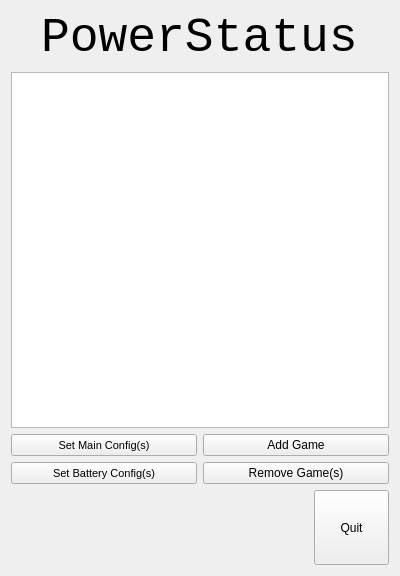
Old version of the form cfg-switcher/cfgswitcher.ui in the repository cspang1/cfg-switcher.
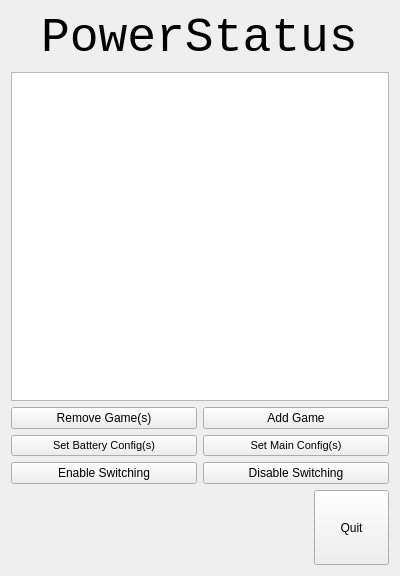
New version of the form. Icons and pictures are not drawn.

Commit message: Implemented switching enable/disable functionality

What changed in the file:
```diff
--- a/cfg-switcher/cfgswitcher.ui
+++ b/cfg-switcher/cfgswitcher.ui
@@ -40,79 +40,9 @@
       <widget class="QTableView" name="gamesTableView"/>
      </item>
      <item>
-      <layout class="QHBoxLayout" name="horizontalLayout_5">
+      <layout class="QVBoxLayout" name="verticalLayout_2">
        <item>
-        <layout class="QVBoxLayout" name="verticalLayout_6">
-         <item>
-          <widget class="QPushButton" name="setMainCfgBtn">
-           <property name="sizePolicy">
-            <sizepolicy hsizetype="Minimum" vsizetype="Minimum">
-             <horstretch>0</horstretch>
-             <verstretch>0</verstretch>
-            </sizepolicy>
-           </property>
-           <property name="font">
-            <font>
-             <pointsize>8</pointsize>
-             <weight>50</weight>
-             <bold>false</bold>
-             <kerning>true</kerning>
-            </font>
-           </property>
-           <property name="text">
-            <string>Set Main Config(s)</string>
-           </property>
-           <property name="icon">
-            <iconset resource="resources.qrc">
-             <normaloff>:/icons/resources/ui/icons/main.png</normaloff>:/icons/resources/ui/icons/main.png</iconset>
-           </property>
-          </widget>
-         </item>
-         <item>
-          <widget class="QPushButton" name="setBattCfgBtn">
-           <property name="sizePolicy">
-            <sizepolicy hsizetype="Minimum" vsizetype="Minimum">
-             <horstretch>0</horstretch>
-             <verstretch>0</verstretch>
-            </sizepolicy>
-           </property>
-           <property name="font">
-            <font>
-             <pointsize>8</pointsize>
-             <weight>50</weight>
-             <bold>false</bold>
-            </font>
-           </property>
-           <property name="text">
-            <string>Set Battery Config(s)</string>
-           </property>
-           <property name="icon">
-            <iconset resource="resources.qrc">
-             <normaloff>:/icons/resources/ui/icons/battery.png</normaloff>:/icons/resources/ui/icons/battery.png</iconset>
-           </property>
-          </widget>
-         </item>
-        </layout>
-       </item>
-       <item>
-        <layout class="QVBoxLayout" name="verticalLayout_4">
-         <item>
-          <widget class="QPushButton" name="addGameBtn">
-           <property name="sizePolicy">
-            <sizepolicy hsizetype="Minimum" vsizetype="Minimum">
-             <horstretch>0</horstretch>
-             <verstretch>0</verstretch>
-            </sizepolicy>
-           </property>
-           <property name="text">
-            <string>Add Game</string>
-           </property>
-           <property name="icon">
-            <iconset resource="resources.qrc">
-             <normaloff>:/icons/resources/ui/icons/add_game.png</normaloff>:/icons/resources/ui/icons/add_game.png</iconset>
-           </property>
-          </widget>
-         </item>
+        <layout class="QHBoxLayout" name="horizontalLayout">
          <item>
           <widget class="QPushButton" name="remGames">
            <property name="sizePolicy">
@@ -136,7 +66,103 @@
            </property>
           </widget>
          </item>
+         <item>
+          <widget class="QPushButton" name="addGameBtn">
+           <property name="sizePolicy">
+            <sizepolicy hsizetype="Minimum" vsizetype="Minimum">
+             <horstretch>0</horstretch>
+             <verstretch>0</verstretch>
+            </sizepolicy>
+           </property>
+           <property name="text">
+            <string>Add Game</string>
+           </property>
+           <property name="icon">
+            <iconset resource="resources.qrc">
+             <normaloff>:/icons/resources/ui/icons/add_game.png</normaloff>:/icons/resources/ui/icons/add_game.png</iconset>
+           </property>
+          </widget>
+         </item>
         </layout>
+       </item>
+       <item>
+        <layout class="QHBoxLayout" name="horizontalLayout_4">
+         <item>
+          <widget class="QPushButton" name="setBattCfgBtn">
+           <property name="sizePolicy">
+            <sizepolicy hsizetype="Minimum" vsizetype="Minimum">
+             <horstretch>0</horstretch>
+             <verstretch>0</verstretch>
+            </sizepolicy>
+           </property>
+           <property name="font">
+            <font>
+             <pointsize>8</pointsize>
+             <weight>50</weight>
+             <bold>false</bold>
+            </font>
+           </property>
+           <property name="text">
+            <string>Set Battery Config(s)</string>
+           </property>
+           <property name="icon">
+            <iconset resource="resources.qrc">
+             <normaloff>:/icons/resources/ui/icons/battery.png</normaloff>:/icons/resources/ui/icons/battery.png</iconset>
+           </property>
+          </widget>
+         </item>
+         <item>
+          <widget class="QPushButton" name="setMainCfgBtn">
+           <property name="sizePolicy">
+            <sizepolicy hsizetype="Minimum" vsizetype="Minimum">
+             <horstretch>0</horstretch>
+             <verstretch>0</verstretch>
+            </sizepolicy>
+           </property>
+           <property name="font">
+            <font>
+             <pointsize>8</pointsize>
+             <weight>50</weight>
+             <bold>false</bold>
+             <kerning>true</kerning>
+            </font>
+           </property>
+           <property name="text">
+            <string>Set Main Config(s)</string>
+           </property>
+           <property name="icon">
+            <iconset resource="resources.qrc">
+             <normaloff>:/icons/resources/ui/icons/main.png</normaloff>:/icons/resources/ui/icons/main.png</iconset>
+           </property>
+          </widget>
+         </item>
+        </layout>
+       </item>
+      </layout>
+     </item>
+     <item>
+      <layout class="QHBoxLayout" name="horizontalLayout_5">
+       <item>
+        <widget class="QPushButton" name="enableBtn">
+         <property name="text">
+          <string>Enable Switching</string>
+         </property>
+         <property name="icon">
+          <iconset resource="resources.qrc">
+           <normaloff>:/icons/resources/ui/icons/enabled.png</normaloff>:/icons/resources/ui/icons/enabled.png</iconset>
+         </property>
+        </widget>
+       </item>
+       <item>
+        <widget class="QPushButton" name="disableBtn">
+         <property name="text">
+          <string>Disable Switching</string>
+         </property>
+         <property name="icon">
+          <iconset resource="resources.qrc">
+           <normaloff>:/icons/resources/ui/icons/disabled.png</normaloff>:/icons/resources/ui/icons/disabled.png</iconset>
+         </property>
+        </widget>
        </item>
       </layout>
      </item>
```
The commit also changes 10 other files.
